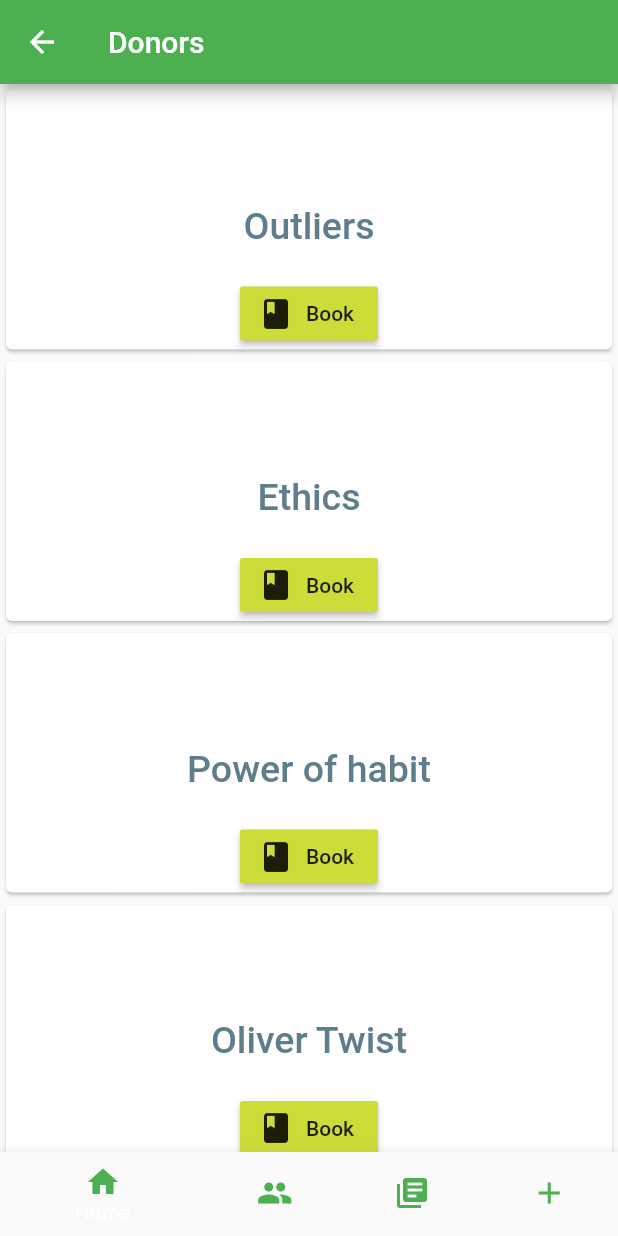
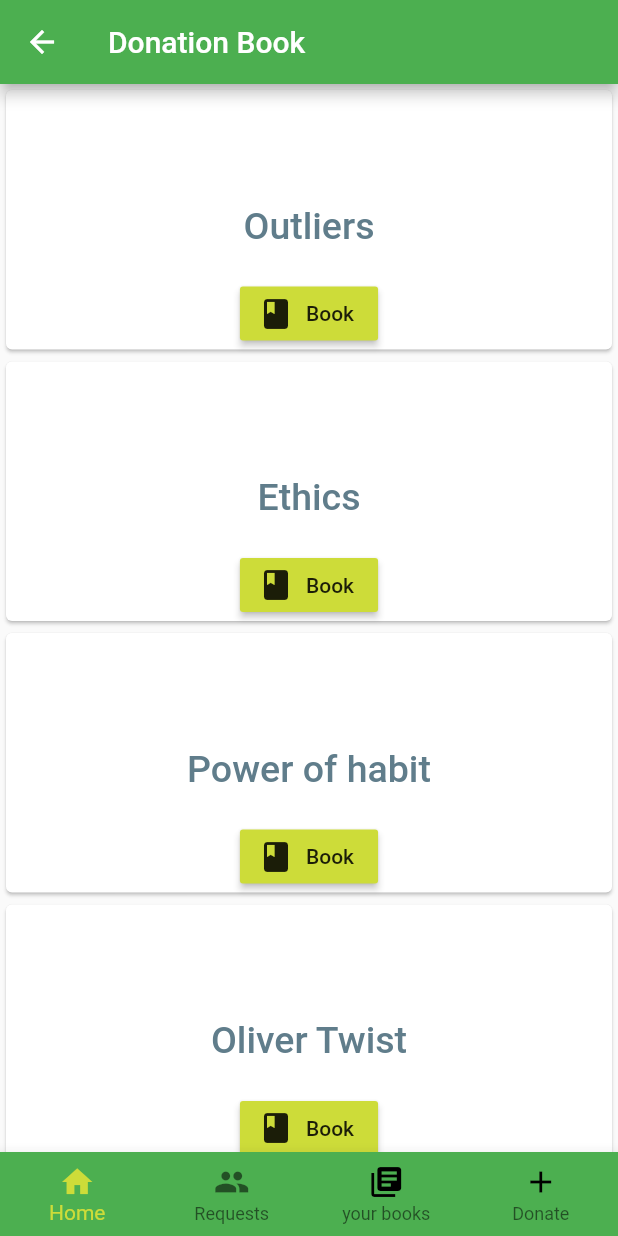
Before and after one commit to 12mohaned/donorate_book, a Flutter app: the HomeApp screen opened directly, on a phone screen of 412 x 824 dp. Run offline on Flutter 3.47's test engine with Material 2 defaults, Android fonts, the phone set to English and light mode, and no system bars; our stand-ins replace firebase_auth; missing offline and left inert: footer; accounts and stored records are empty.

Commit message:
Footer and Requests Page

```diff
--- a/lib/Home/home.dart
+++ b/lib/Home/home.dart
@@ -4,7 +4,7 @@ import 'package:donorate_book/Model/models.dart';
 import 'package:donorate_book/Donor/DonorForm.dart';
 import 'package:footer/footer_view.dart';
 import 'package:donorate_book/Donor/Donors.dart';
-import 'package:donorate_book/Shared/footer.dart';
+import 'package:donorate_book/Requests/Requests.dart';
 
 class HomeApp extends StatefulWidget {
   @override
@@ -45,16 +45,47 @@ class Home extends State<HomeApp> {
   int _currentIndex = 0;
   final List<Widget> _children = [
     donor,
-    Text('Hello'),
+    UserList(),
     Text('Bello'),
+    Text('cello'),
   ];
+  void onTabTapped(int index) {
+    setState(() {
+      _currentIndex = index;
+    });
+  }
 
   @override
   Widget build(BuildContext context) {
     return Scaffold(
-      appBar: AppBar(title: Text('Donors'), backgroundColor: Colors.green),
+      appBar:
+          AppBar(title: Text('Donation Book'), backgroundColor: Colors.green),
       body: _children[_currentIndex],
-      bottomNavigationBar: footer,
+      bottomNavigationBar: BottomNavigationBar(
+        type: BottomNavigationBarType.fixed,
+        selectedItemColor: Colors.lime,
+        onTap: onTabTapped,
+        currentIndex: _currentIndex,
+        backgroundColor: Colors.green,
+        items: [
+          BottomNavigationBarItem(
+            icon: Icon(Icons.home),
+            title: Text('Home', style: TextStyle(color: Colors.black)),
+          ),
+          BottomNavigationBarItem(
+            icon: Icon(Icons.people),
+            title: Text('Requests', style: TextStyle(color: Colors.black)),
+          ),
+          BottomNavigationBarItem(
+            icon: Icon(Icons.library_books, color: Colors.black),
+            title: Text('your books', style: TextStyle(color: Colors.black)),
+          ),
+          BottomNavigationBarItem(
+            icon: Icon(Icons.add, color: Colors.black),
+            title: Text('Donate', style: TextStyle(color: Colors.black)),
+          )
+        ],
+      ),
     );
   }
 }
--- /dev/null
+++ b/lib/Services/auth.dart
@@ -0,0 +1,5 @@
+import 'package:firebase_auth/firebase_auth.dart';
+
+class AuthService {
+  final FirebaseAuth _auth = FirebaseAuth.instance;
+}
--- a/lib/Shared/footer.dart
+++ /dev/null
@@ -1,27 +0,0 @@
-import 'package:flutter/material.dart';
-
-/*
-a Folder with Shared Widgets across the App
- */
-
-Widget footer = (BottomNavigationBar(
-  backgroundColor: Colors.blue,
-  items: [
-    BottomNavigationBarItem(
-      icon: Icon(Icons.home, color: Colors.green),
-      title: Text('Home', style: TextStyle(color: Colors.black)),
-    ),
-    BottomNavigationBarItem(
-      icon: Icon(Icons.people, color: Colors.green),
-      title: Text('Requests', style: TextStyle(color: Colors.black)),
-    ),
-    BottomNavigationBarItem(
-      icon: Icon(Icons.library_books, color: Colors.green),
-      title: Text('your books', style: TextStyle(color: Colors.black)),
-    ),
-    BottomNavigationBarItem(
-      icon: Icon(Icons.add, color: Colors.green),
-      title: Text('Donate', style: TextStyle(color: Colors.black)),
-    )
-  ],
-));
```
Also changed, not shown: lib/Model/models.dart (+4 -4 lines), lib/Requests/Requests.dart (added, +55 -0 lines).
